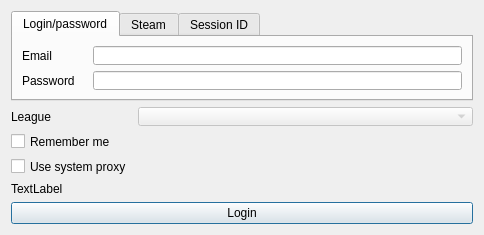
Old version of the form forms/logindialog.ui in the repository xyzz/acquisition.
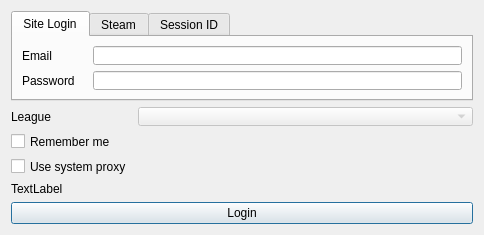
New version of the form.

What changed in the file:
```diff
--- a/forms/logindialog.ui
+++ b/forms/logindialog.ui
@@ -12,7 +12,7 @@
   </property>
   <property name="minimumSize">
    <size>
-    <width>484</width>
+    <width>466</width>
     <height>235</height>
    </size>
   </property>
@@ -33,7 +33,7 @@
      </property>
      <widget class="QWidget" name="tab">
       <attribute name="title">
-       <string>Login/password</string>
+       <string>Site Login</string>
       </attribute>
       <layout class="QVBoxLayout" name="verticalLayout_2">
        <item>
```
